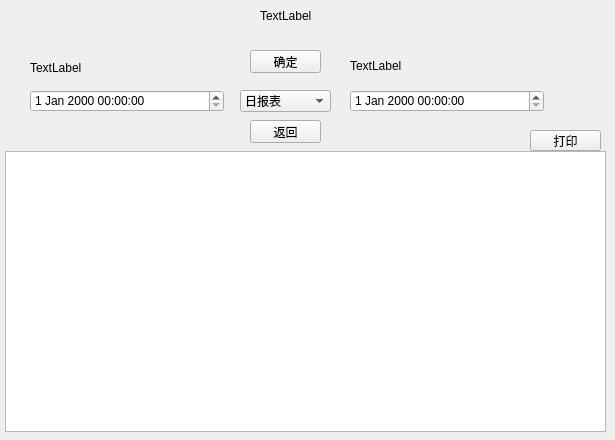
The window that server/reportformwindow.ui (dyzsr/se2019hotel) describes before a commit, drawn with Qt 5.
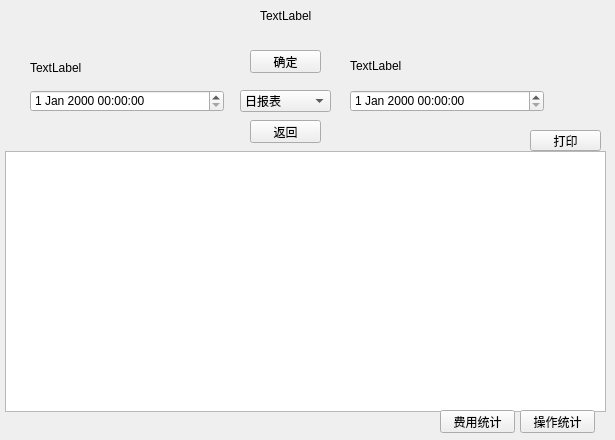
The same window after the commit.

What changed in the file:
```diff
--- a/server/reportformwindow.ui
+++ b/server/reportformwindow.ui
@@ -116,7 +116,7 @@
      <x>5</x>
      <y>151</y>
      <width>601</width>
-     <height>281</height>
+     <height>261</height>
     </rect>
    </property>
   </widget>
@@ -146,6 +146,32 @@
     <string>打印</string>
    </property>
   </widget>
+  <widget class="QPushButton" name="viewreport">
+   <property name="geometry">
+    <rect>
+     <x>520</x>
+     <y>410</y>
+     <width>75</width>
+     <height>23</height>
+    </rect>
+   </property>
+   <property name="text">
+    <string>操作统计</string>
+   </property>
+  </widget>
+  <widget class="QPushButton" name="viewfee">
+   <property name="geometry">
+    <rect>
+     <x>440</x>
+     <y>410</y>
+     <width>75</width>
+     <height>23</height>
+    </rect>
+   </property>
+   <property name="text">
+    <string>费用统计</string>
+   </property>
+  </widget>
  </widget>
  <resources/>
  <connections/>
```
